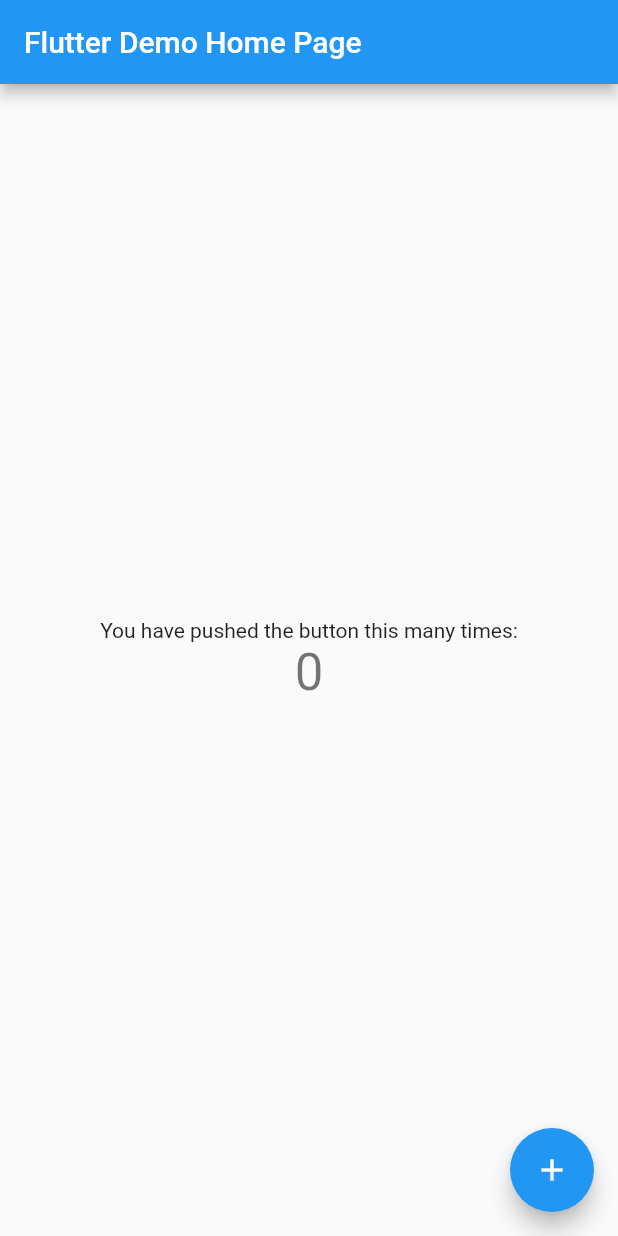
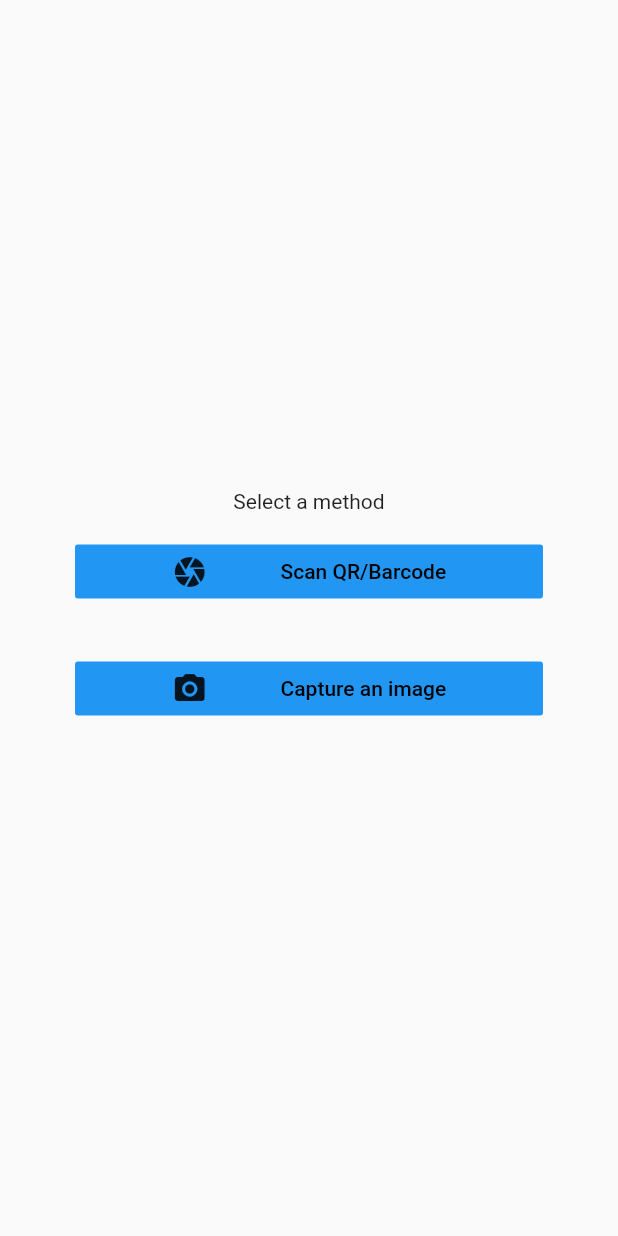
Before and after one commit to syetalabs/flutter_qr_scanner, a Flutter app: the screen it shows after launch, on a phone screen of 412 x 824 dp. Run offline on Flutter 3.47's test engine with Material 2 defaults, Android fonts, the phone set to English and light mode, and no system bars; missing offline and left inert: qr_code_scanner.

Commit message:
barcode scan feature added.

```diff
--- a/lib/main.dart
+++ b/lib/main.dart
@@ -1,3 +1,5 @@
+import 'package:barcode_scanner/views/home.dart';
+import 'package:barcode_scanner/views/scanner.dart';
 import 'package:flutter/material.dart';
 
 void main() {
@@ -5,113 +7,19 @@ void main() {
 }
 
 class MyApp extends StatelessWidget {
-  // This widget is the root of your application.
   @override
   Widget build(BuildContext context) {
     return MaterialApp(
-      title: 'Flutter Demo',
+      title: 'Bar Code Reader',
       theme: ThemeData(
-        // This is the theme of your application.
-        //
-        // Try running your application with "flutter run". You'll see the
-        // application has a blue toolbar. Then, without quitting the app, try
-        // changing the primarySwatch below to Colors.green and then invoke
-        // "hot reload" (press "r" in the console where you ran "flutter run",
-        // or simply save your changes to "hot reload" in a Flutter IDE).
-        // Notice that the counter didn't reset back to zero; the application
-        // is not restarted.
         primarySwatch: Colors.blue,
-        // This makes the visual density adapt to the platform that you run
-        // the app on. For desktop platforms, the controls will be smaller and
-        // closer together (more dense) than on mobile platforms.
         visualDensity: VisualDensity.adaptivePlatformDensity,
       ),
-      home: MyHomePage(title: 'Flutter Demo Home Page'),
+      initialRoute: '/',
+      routes: {
+        '/': (context) => Home(),
+        '/scan': (context) => Scanner(),
+      },
     );
   }
 }
-
-class MyHomePage extends StatefulWidget {
-  MyHomePage({Key key, this.title}) : super(key: key);
-
-  // This widget is the home page of your application. It is stateful, meaning
-  // that it has a State object (defined below) that contains fields that affect
-  // how it looks.
-
-  // This class is the configuration for the state. It holds the values (in this
-  // case the title) provided by the parent (in this case the App widget) and
-  // used by the build method of the State. Fields in a Widget subclass are
-  // always marked "final".
-
-  final String title;
-
-  @override
-  _MyHomePageState createState() => _MyHomePageState();
-}
-
-class _MyHomePageState extends State<MyHomePage> {
-  int _counter = 0;
-
-  void _incrementCounter() {
-    setState(() {
-      // This call to setState tells the Flutter framework that something has
-      // changed in this State, which causes it to rerun the build method below
-      // so that the display can reflect the updated values. If we changed
-      // _counter without calling setState(), then the build method would not be
-      // called again, and so nothing would appear to happen.
-      _counter++;
-    });
-  }
-
-  @override
-  Widget build(BuildContext context) {
-    // This method is rerun every time setState is called, for instance as done
-    // by the _incrementCounter method above.
-    //
-    // The Flutter framework has been optimized to make rerunning build methods
-    // fast, so that you can just rebuild anything that needs updating rather
-    // than having to individually change instances of widgets.
-    return Scaffold(
-      appBar: AppBar(
-        // Here we take the value from the MyHomePage object that was created by
-        // the App.build method, and use it to set our appbar title.
-        title: Text(widget.title),
-      ),
-      body: Center(
-        // Center is a layout widget. It takes a single child and positions it
-        // in the middle of the parent.
-        child: Column(
-          // Column is also a layout widget. It takes a list of children and
-          // arranges them vertically. By default, it sizes itself to fit its
-          // children horizontally, and tries to be as tall as its parent.
-          //
-          // Invoke "debug painting" (press "p" in the console, choose the
-          // "Toggle Debug Paint" action from the Flutter Inspector in Android
-          // Studio, or the "Toggle Debug Paint" command in Visual Studio Code)
-          // to see the wireframe for each widget.
-          //
-          // Column has various properties to control how it sizes itself and
-          // how it positions its children. Here we use mainAxisAlignment to
-          // center the children vertically; the main axis here is the vertical
-          // axis because Columns are vertical (the cross axis would be
-          // horizontal).
-          mainAxisAlignment: MainAxisAlignment.center,
-          children: <Widget>[
-            Text(
-              'You have pushed the button this many times:',
-            ),
-            Text(
-              '$_counter',
-              style: Theme.of(context).textTheme.headline4,
-            ),
-          ],
-        ),
-      ),
-      floatingActionButton: FloatingActionButton(
-        onPressed: _incrementCounter,
-        tooltip: 'Increment',
-        child: Icon(Icons.add),
-      ), // This trailing comma makes auto-formatting nicer for build methods.
-    );
-  }
-}
--- /dev/null
+++ b/lib/views/home.dart
@@ -0,0 +1,60 @@
+import 'package:flutter/material.dart';
+
+class Home extends StatelessWidget {
+  const Home({Key key}) : super(key: key);
+
+  @override
+  Widget build(BuildContext context) {
+    void _goTo(String route) {
+      Navigator.of(context).pushNamed(route);
+    }
+
+    return Scaffold(
+      body: Padding(
+        padding: const EdgeInsets.symmetric(horizontal: 50),
+        child: Center(
+          child: Column(
+            mainAxisAlignment: MainAxisAlignment.center,
+            children: <Widget>[
+              Text("Select a method"),
+              _optionButton(
+                heading: "Scan QR/Barcode",
+                icon: Icon(Icons.camera),
+                onPressed: (){
+                  _goTo("/scan");
+                }
+              ),
+              _optionButton(
+                heading: "Capture an image",
+                icon: Icon(Icons.camera_alt),
+                onPressed: (){
+                  _goTo("/scan");
+                }
+              )
+            ],
+          ),
+        ),
+      ),
+    );
+  }
+
+  Widget _optionButton({String heading, Function onPressed, Widget icon}) {
+    return Padding(
+      padding: const EdgeInsets.symmetric(vertical: 15),
+      child: FlatButton(
+        color: Colors.blue,
+        onPressed: onPressed,
+        child: Row(
+          mainAxisAlignment: MainAxisAlignment.spaceEvenly,
+          children: <Widget>[
+            icon,
+            Text(
+              heading,
+              style: TextStyle(color: Colors.black),
+            ),
+          ],
+        ),
+      ),
+    );
+  }
+}
--- a/pubspec.yaml
+++ b/pubspec.yaml
@@ -1,4 +1,4 @@
-name: flutter_qr_scanner
+name: barcode_scanner
 description: A new Flutter project.
 
 # The following line prevents the package from being accidentally published to
@@ -27,7 +27,8 @@ dependencies:
 
   # The following adds the Cupertino Icons font to your application.
   # Use with the CupertinoIcons class for iOS style icons.
-  cupertino_icons: ^1.0.0
+  cupertino_icons: ^0.1.3
+  qr_code_scanner: ^0.2.1
 
 dev_dependencies:
   flutter_test:
```
Also changed, not shown: lib/views/scanner.dart (added, +128 -0 lines), pubspec.lock, 4 other files.
